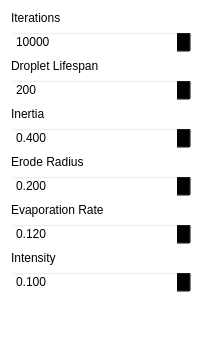
First picture: the form in src/UI/Erosion.ui, repository Drew-S/TerrainGenerator, before the edit.
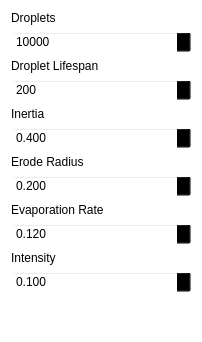
Second picture: the form after the edit.

What changed in the file:
```diff
--- a/src/UI/Erosion.ui
+++ b/src/UI/Erosion.ui
@@ -20,7 +20,7 @@
    <item>
     <widget class="QLabel" name="label">
      <property name="text">
-      <string>Iterations</string>
+      <string>Droplets</string>
      </property>
     </widget>
    </item>
```
Left out of the diff: 39 changed lines with no effect on the pictures.
